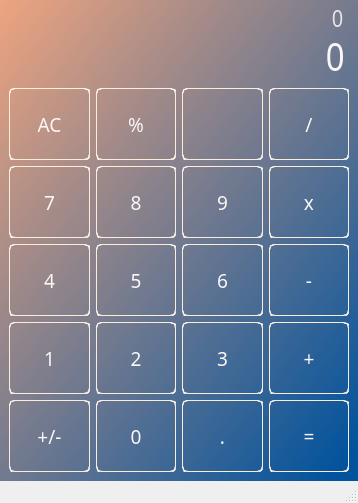
This is mainwindow.ui in ShinyEagle77/QT.SimpleCalculator as Qt 5 draws it before an edit. The edited form follows.
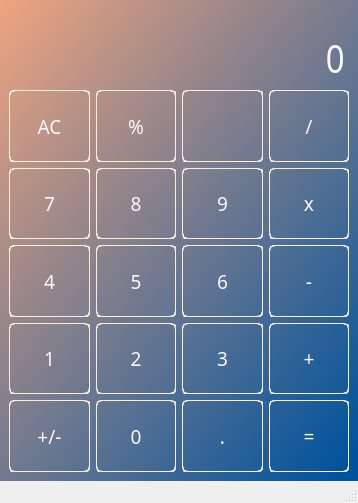
This is the edited form. Icons and pictures are not drawn.

Patch:
```diff
--- a/mainwindow.ui
+++ b/mainwindow.ui
@@ -71,7 +71,7 @@
 }</string>
       </property>
       <property name="text">
-       <string>0</string>
+       <string/>
       </property>
       <property name="alignment">
        <set>Qt::AlignRight|Qt::AlignTrailing|Qt::AlignVCenter</set>
```
Left out of the diff: 3 changed lines with no effect on the pictures.
